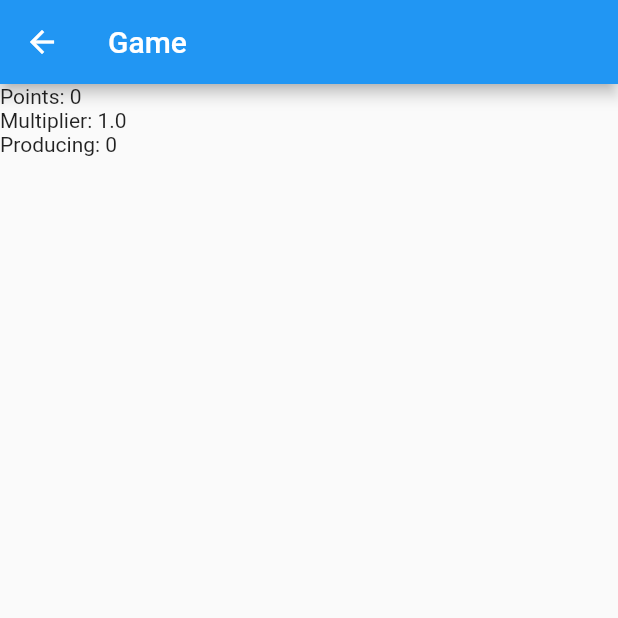
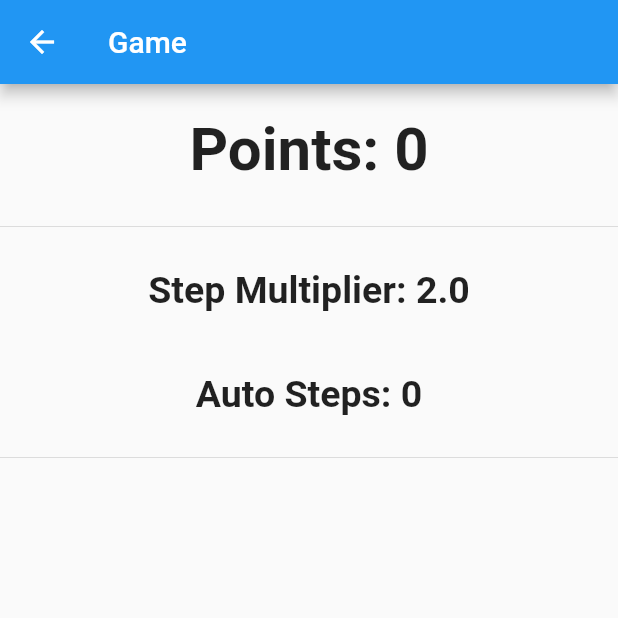
Before and after one commit to ValeriiZhyla/flutter_bluetooth_app, a Flutter app: the GameMainScreen screen opened by its route, on a phone screen of 412 x 824 dp, the top half of it. Run offline on Flutter 3.47's test engine with Material 2 defaults, Android fonts, the phone set to English and light mode, and no system bars; our stand-ins replace flutter_blue.

Commit message:
Score and coefficients

```diff
--- a/lib/game/game_config.dart
+++ b/lib/game/game_config.dart
@@ -1 +1,6 @@
 const int secondsBetweenBandChecks = 4;
+const int secondsBetweenAutoScoreIncreases = 1;
+
+const double startingMultiplier = 2.0;
+const int startingAutoPoints = 0;
+const int startingScore = 0;
--- a/lib/game/main_game_screen.dart
+++ b/lib/game/main_game_screen.dart
@@ -15,11 +15,12 @@ class GameMainScreen extends StatefulWidget {
 }
 
 class _GameMainScreenState extends State<GameMainScreen> {
-  int score = 0;
-  double multiplier = 1.0;
-  int auto = 0;
+  int score = startingScore;
+  double stepMultiplier = startingMultiplier;
+  int autoPoints = startingAutoPoints;
 
-  Timer? timer;
+  Timer? timerSteps;
+  Timer? timerAuto;
 
   List<int> steps = [];
   int firstStepValueInSession = 0;
@@ -29,7 +30,15 @@ class _GameMainScreenState extends State<GameMainScreen> {
   @override
   void initState() {
     super.initState();
-    timer = Timer.periodic(const Duration(seconds: secondsBetweenBandChecks), (Timer t) => updateStepsScore());
+    timerSteps = Timer.periodic(const Duration(seconds: secondsBetweenBandChecks), (Timer t) => updateStepsScore());
+    timerAuto = Timer.periodic(const Duration(seconds: secondsBetweenAutoScoreIncreases), (Timer t) => updateAutoScore());
+  }
+
+  @override
+  void dispose() {
+    timerSteps?.cancel();
+    timerAuto?.cancel();
+    super.dispose();
   }
 
   @override
@@ -41,20 +50,43 @@ class _GameMainScreenState extends State<GameMainScreen> {
       body: Column(
         children: [
           Row(
+            mainAxisAlignment: MainAxisAlignment.center,
             children: [
-              Text("Points: $score"),
+              Padding(
+                padding: const EdgeInsets.all(20),
+                child: Text(
+                  "Points: $score",
+                  style: const TextStyle(fontWeight: FontWeight.bold, fontSize: 40.0),
+                ),
+              ),
+            ],
+          ),
+          const Divider(),
+          Row(
+            mainAxisAlignment: MainAxisAlignment.center,
+            children: [
+              Padding(
+                padding: const EdgeInsets.all(20),
+                child: Text(
+                  "Step Multiplier: $stepMultiplier",
+                  style: const TextStyle(fontWeight: FontWeight.bold, fontSize: 25.0),
+                ),
+              ),
             ],
           ),
           Row(
+            mainAxisAlignment: MainAxisAlignment.center,
             children: [
-              Text("Multiplier: $multiplier"),
+              Padding(
+                padding: const EdgeInsets.all(20),
+                child: Text(
+                  "Auto Steps: $autoPoints",
+                  style: const TextStyle(fontWeight: FontWeight.bold, fontSize: 25.0),
+                ),
+              )
             ],
           ),
-          Row(
-            children: [
-              Text("Producing: $auto"),
-            ],
-          ),
+          const Divider(),
         ],
       ),
     );
@@ -65,10 +97,10 @@ class _GameMainScreenState extends State<GameMainScreen> {
     setState(() {
       if (isNewValueAvailable) {
         if (steps.length == 1) {
-          score += max(0, multiplier * steps.last).floor();
+          score += max(0, stepMultiplier * steps.last).floor();
         }
         if (steps.length >= 2) {
-          score += max(0, multiplier * (steps[steps.length - 1] - steps[steps.length - 2])).floor();
+          score += max(0, stepMultiplier * (steps[steps.length - 1] - steps[steps.length - 2])).floor();
         }
         isNewValueAvailable = false;
       }
@@ -102,4 +134,12 @@ class _GameMainScreenState extends State<GameMainScreen> {
     await characteristic.read();
     return characteristic.read();
   }
+
+  updateAutoScore() {
+    setState(() {
+      if (autoPoints > 0) {
+        score += max(0, autoPoints).floor();
+      }
+    });
+  }
 }
```
Also changed, not shown: 1 other file.
